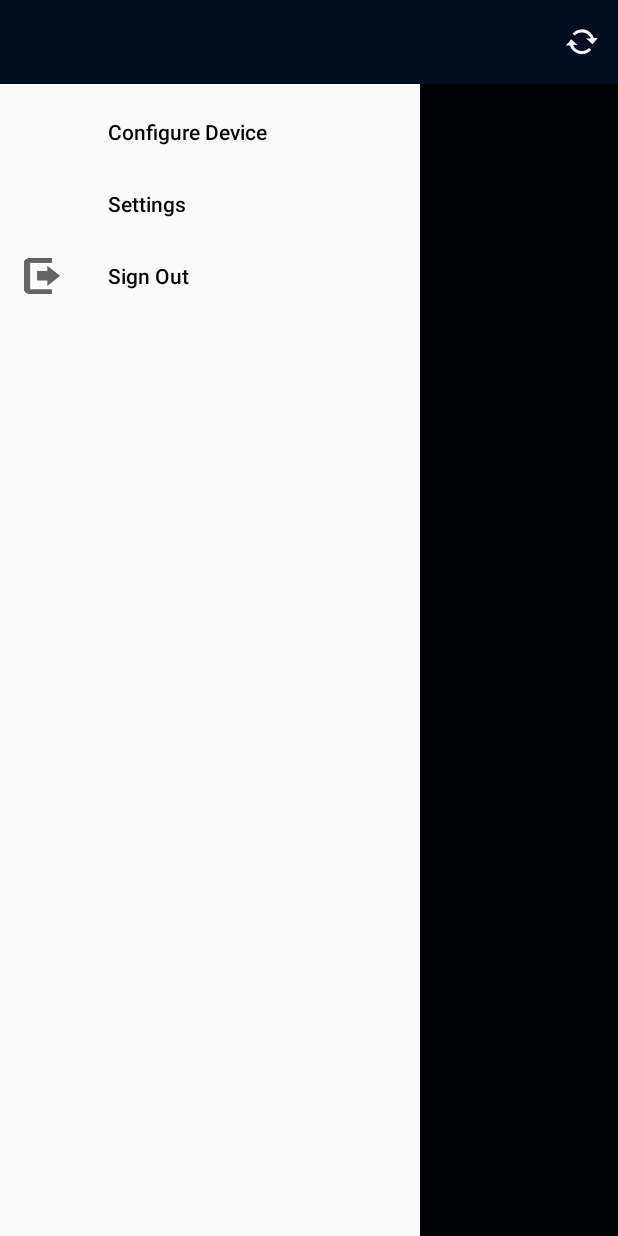
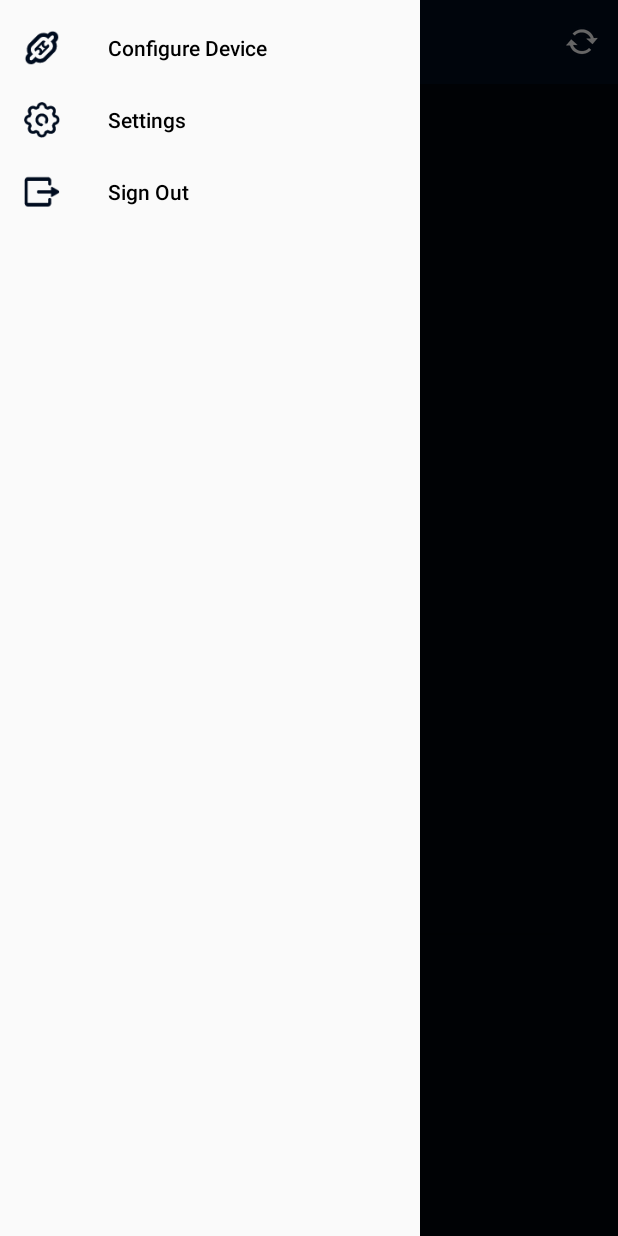
Before and after one commit to ankitrajan/Awareness, an Android app: the MyAccountActivity screen opened directly, with no data from a screen before it, with the side drawer open, on a phone screen of 412 x 824 dp. Run offline under Robolectric (Android 15) with nearby library versions, the phone set to English and light mode, and no system bars; our stand-ins replace Firebase (no records; nobody signed in at launch, a user with empty details on screens opened directly); libraries missing offline, so code that uses them is left out: com.github.mikephil.charting; plain views replace PieChart; 8 statements that could not run were skipped.

Commit message:
UI/Ux changes 15/3/2018 icons for nav

```diff
--- a/app/src/main/java/com/example/ankit/awareness/MyAccountActivity.java
+++ b/app/src/main/java/com/example/ankit/awareness/MyAccountActivity.java
@@ -49,6 +49,8 @@
     private DrawerLayout accountDrawer;
     private NavigationView navMyAccount;
 
+    private Toolbar mToolbar;
+
     private ArrayAdapter<String> adapter;
     private ListView deviceList;
 
@@ -66,6 +68,9 @@
         super.onCreate(savedInstanceState);
         //Toolbar toolbar = (Toolbar) findViewById(R.id.toolbar);
         setContentView(R.layout.activity_my_account);
+
+        mToolbar = (Toolbar) findViewById(R.id.nav_action);
+        setSupportActionBar(mToolbar);
 
         accountDrawer = (DrawerLayout) findViewById(R.id.drawer_layout);
 
@@ -321,7 +326,7 @@
         pieChart.getLegend().setTextColor(Color.WHITE); //In case of error delete, changes font to white
         pieChart.setHoleRadius(80);                    //In case of error delete, changing the chart radius
         pieChart.setDrawEntryLabels(false);            //showing description under the percentage for piechart
-
+        dataSet.setDrawValues(false);                  //not showing any values in the piechart
 
         pieChart.setData(data);
 
--- a/app/src/main/res/layout/activity_my_account.xml
+++ b/app/src/main/res/layout/activity_my_account.xml
@@ -30,7 +30,11 @@
     <LinearLayout
         android:layout_width="match_parent"
         android:layout_height="match_parent"
-        android:orientation="horizontal">
+        android:orientation="vertical">
+
+        <include layout="@layout/nav_action"
+            android:layout_width="match_parent"
+            android:layout_height="wrap_content" />
 
         <com.github.mikephil.charting.charts.PieChart
             android:id="@+id/piechart"
@@ -45,7 +49,7 @@
     <android.support.design.widget.NavigationView
         android:id="@+id/NavMyAccount"
         android:layout_width="wrap_content"
-
+        app:itemIconTint="#000C1F"
         android:layout_height="match_parent"
         android:layout_gravity="start"
         android:fitsSystemWindows="true"
--- a/app/src/main/res/menu/menu_my_account.xml
+++ b/app/src/main/res/menu/menu_my_account.xml
@@ -4,16 +4,19 @@
 
     <item
         android:id="@+id/configure_device"
+        android:title="Configure Device"
+        android:icon="@mipmap/linkdevice"
+        />
 
-        android:title="Configure Device" />
-
-    <item android:id="@+id/settings"
+    <item
+        android:id="@+id/settings"
         android:title="Settings"
+        android:icon="@mipmap/settings"
         app:showAsAction=""/>
 
     <item
         android:id="@+id/sign_out"
         android:title="Sign Out"
-        android:icon="@mipmap/ic_signoutnavicon"/>
+        android:icon="@mipmap/signout"/>
 
 </menu>
--- /dev/null
+++ b/app/src/main/res/values-v21/styles.xml
@@ -0,0 +1,9 @@
+<?xml version="1.0" encoding="utf-8"?>
+<resources>
+
+    <style name="account" parent="Theme.AppCompat.Light.NoActionBar">
+        <item name="colorPrimary">@color/primary_material_dark_1</item>
+        <item name="android:textColorPrimary">@android:color/white</item>
+        <item name="android:statusBarColor">@android:color/black</item>
+    </style>
+</resources>
--- a/app/src/main/res/values/colors.xml
+++ b/app/src/main/res/values/colors.xml
@@ -4,4 +4,5 @@
     <color name="colorPrimaryDark">#000</color>
     <color name="colorAccent">#ff4081</color>
     <color name="primary_material_dark_1">#000c1f</color>
+    <color name="primary_dark_material_light">#000c1f</color>
 </resources>
--- a/app/src/main/res/values/styles.xml
+++ b/app/src/main/res/values/styles.xml
@@ -13,7 +13,7 @@
         <item name="windowNoTitle">true</item>
     </style>
 
-    <style name="account" parent="Theme.AppCompat.Light.DarkActionBar" >
+    <style name="account" parent="Theme.AppCompat.Light.NoActionBar" >
         <item name="colorPrimary">@color/primary_material_dark_1</item>
         <item name="android:textColorPrimary">@android:color/white</item>
     </style>
```
Also changed, not shown: app/src/main/res/mipmap-hdpi/ic_launcher_round.png (deleted), app/src/main/res/mipmap-hdpi/linkdevice.png (added), app/src/main/res/mipmap-hdpi/settings.png (added), app/src/main/res/mipmap-hdpi/signout.png (added), app/src/main/res/mipmap-xhdpi/ic_signoutnavicon.png (deleted).
